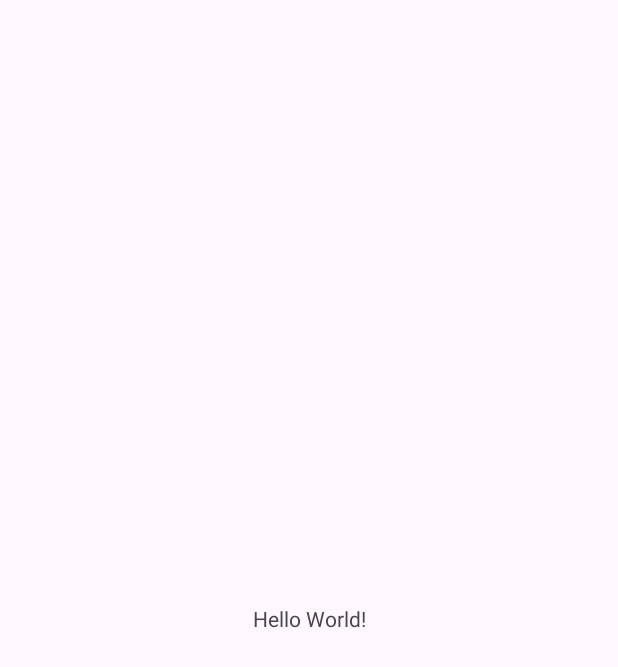
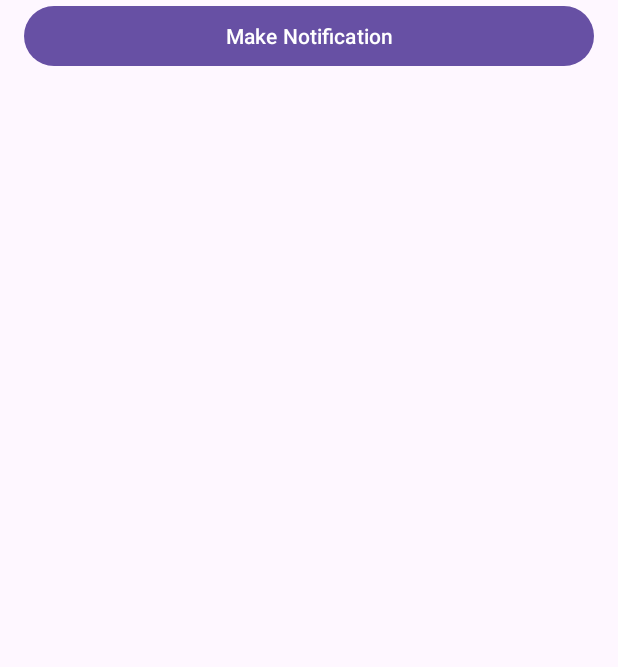
Before and after one commit to Vinncz/NotifyYou, an Android app: the screen it shows after launch (MainActivity), on a phone screen of 412 x 824 dp. Before the commit the part shown is almost empty. Shown: the top 667 px of the screen. Run offline under Robolectric (Android 15) with nearby library versions, the light colour scheme and no system bars.

Commit message:
tried out how to make a presistent notification

```diff
--- a/app/src/main/AndroidManifest.xml
+++ b/app/src/main/AndroidManifest.xml
@@ -2,6 +2,7 @@
 <manifest xmlns:android="http://schemas.android.com/apk/res/android"
     xmlns:tools="http://schemas.android.com/tools">
 
+    <uses-permission android:name="android.permission.POST_NOTIFICATIONS" />
     <application
         android:allowBackup="true"
         android:dataExtractionRules="@xml/data_extraction_rules"
--- a/app/src/main/java/com/example/notifyyou/MainActivity.java
+++ b/app/src/main/java/com/example/notifyyou/MainActivity.java
@@ -1,14 +1,65 @@
 package com.example.notifyyou;
 
 import androidx.appcompat.app.AppCompatActivity;
+import androidx.core.app.ActivityCompat;
+import androidx.core.app.NotificationCompat;
+import androidx.core.app.NotificationManagerCompat;
 
+import android.app.Notification;
+import android.app.NotificationChannel;
+import android.app.NotificationManager;
+import android.content.Context;
+import android.content.pm.PackageManager;
+import android.os.Build;
 import android.os.Bundle;
+import android.view.View;
+import android.widget.Button;
 
 public class MainActivity extends AppCompatActivity {
 
+    final String channelId = "999";
+    final int notificationId = 999;
+    final String channelName = "KONTOL";
     @Override
     protected void onCreate(Bundle savedInstanceState) {
         super.onCreate(savedInstanceState);
         setContentView(R.layout.activity_main);
+
+        CreateNotificationChannel();
+
+        Button b = findViewById(R.id.NotificationButton);
+        b.setOnClickListener(new View.OnClickListener() {
+            @Override
+            public void onClick(View view) {
+                Notification n = new NotificationCompat.Builder(MainActivity.this, channelId)
+                        .setOngoing(true)
+                        .setSmallIcon(R.drawable.ic_launcher_background)
+                        .setContentTitle("What the fuck")
+                        .setContentText("What the actual fuck")
+                        .build();
+
+                NotificationManagerCompat nm = NotificationManagerCompat.from(MainActivity.this);
+
+                if (ActivityCompat.checkSelfPermission(MainActivity.this, android.Manifest.permission.POST_NOTIFICATIONS) != PackageManager.PERMISSION_GRANTED) {
+                    // TODO: Consider calling
+                    //    ActivityCompat#requestPermissions
+                    // here to request the missing permissions, and then overriding
+                    //   public void onRequestPermissionsResult(int requestCode, String[] permissions,
+                    //                                          int[] grantResults)
+                    // to handle the case where the user grants the permission. See the documentation
+                    // for ActivityCompat#requestPermissions for more details.
+                    return;
+                }
+                nm.notify(notificationId, n);
+            }
+        });
+    }
+
+    public void CreateNotificationChannel () {
+        if (Build.VERSION.SDK_INT >= Build.VERSION_CODES.O_MR1) {
+            NotificationChannel channel = new NotificationChannel(channelId, channelName, NotificationManager.IMPORTANCE_HIGH);
+            NotificationManager manager = (NotificationManager) getSystemService(Context.NOTIFICATION_SERVICE);
+            manager.createNotificationChannel(channel);
+        }
     }
 }
--- a/app/src/main/res/layout/activity_main.xml
+++ b/app/src/main/res/layout/activity_main.xml
@@ -6,13 +6,24 @@
     android:layout_height="match_parent"
     tools:context=".MainActivity">
 
-    <TextView
-        android:layout_width="wrap_content"
-        android:layout_height="wrap_content"
-        android:text="Hello World!"
-        app:layout_constraintBottom_toBottomOf="parent"
-        app:layout_constraintEnd_toEndOf="parent"
-        app:layout_constraintStart_toStartOf="parent"
-        app:layout_constraintTop_toTopOf="parent" />
+    <ScrollView
+        android:layout_width="match_parent"
+        android:layout_height="match_parent"
+        tools:layout_editor_absoluteX="1dp"
+        tools:layout_editor_absoluteY="1dp"
+        android:paddingHorizontal="16dp"
+    >
+        <LinearLayout
+            android:layout_width="match_parent"
+            android:layout_height="wrap_content"
+            android:orientation="vertical"
+        >
 
+            <Button
+                android:id="@+id/NotificationButton"
+                android:layout_width="match_parent"
+                android:layout_height="wrap_content"
+                android:text="Make Notification" />
+        </LinearLayout>
+    </ScrollView>
 </androidx.constraintlayout.widget.ConstraintLayout>
```
